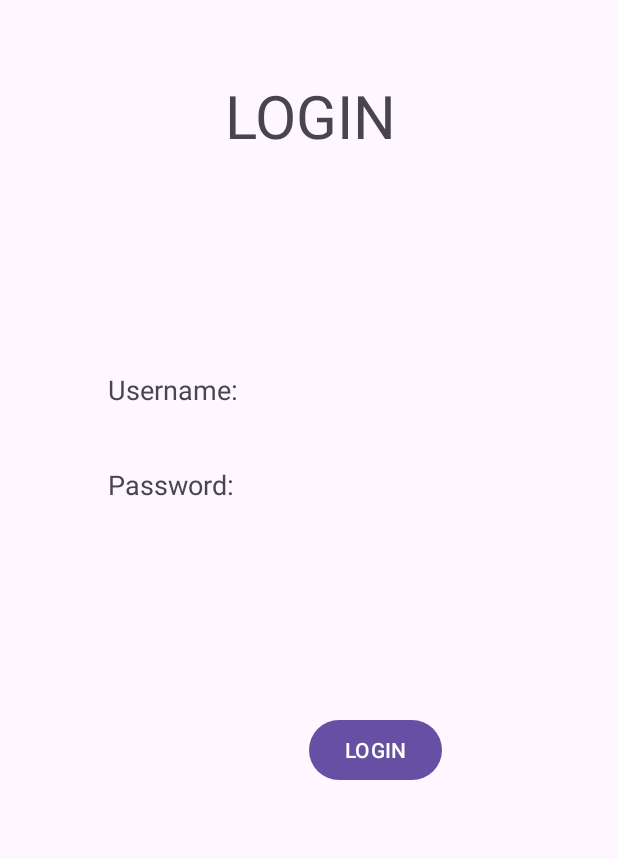
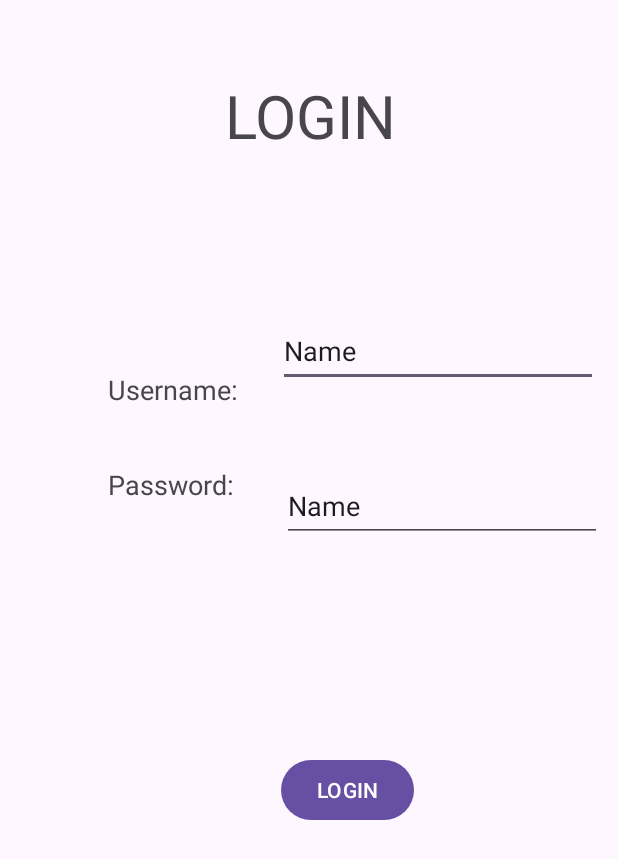
Before and after one commit to st10385722/MeetMeWhere, an Android app: the screen it shows after launch (MainActivity), on a phone screen of 412 x 824 dp. Shown: the top 859 px of the screen. Run offline under Robolectric (Android 15) with nearby library versions, the phone set to English and light mode, and no system bars; 2 statements that could not run were skipped.

Commit message:
Textboxes added by kayden and login button 2

```diff
--- a/app/src/main/res/layout/activity_main.xml
+++ b/app/src/main/res/layout/activity_main.xml
@@ -6,7 +6,7 @@
     android:layout_width="match_parent"
     android:layout_height="match_parent"
     tools:context=".MainActivity">
-<!--this is from ayush-->
+
     <TextView
         android:id="@+id/textView2"
         android:layout_width="128dp"
@@ -49,49 +49,50 @@
         app:layout_constraintStart_toStartOf="parent"
         app:layout_constraintTop_toTopOf="parent"
         app:layout_constraintVertical_bias="0.415" />
-    <!--This is a commit test from AYush-->
+
+    <EditText
+        android:id="@+id/editTextText"
+        android:layout_width="wrap_content"
+        android:layout_height="wrap_content"
+        android:layout_marginStart="24dp"
+        android:layout_marginTop="92dp"
+        android:layout_marginEnd="15dp"
+        android:ems="10"
+        android:inputType="text"
+        android:minHeight="48dp"
+        android:text="Name"
+        app:layout_constraintEnd_toEndOf="parent"
+        app:layout_constraintStart_toEndOf="@+id/textViewUsername"
+        app:layout_constraintTop_toBottomOf="@+id/textView2" />
+
     <Button
         android:id="@+id/button"
         android:layout_width="wrap_content"
         android:layout_height="wrap_content"
-        android:layout_marginStart="206dp"
-        android:layout_marginEnd="117dp"
-        android:layout_marginBottom="300dp"
+        android:layout_marginStart="186dp"
+        android:layout_marginEnd="135dp"
+        android:layout_marginBottom="273dp"
         android:text="LOGIN"
         app:layout_constraintBottom_toBottomOf="parent"
         app:layout_constraintEnd_toEndOf="parent"
-        app:layout_constraintHorizontal_bias="0.0"
         app:layout_constraintStart_toStartOf="parent" />
 
-    <!--    <EditText-->
-<!--        android:id="@+id/editTextText2"-->
-<!--        android:layout_width="wrap_content"-->
-<!--        android:layout_height="wrap_content"-->
-<!--        android:layout_marginStart="11dp"-->
-<!--        android:layout_marginTop="94dp"-->
-<!--        android:layout_marginEnd="28dp"-->
-<!--        android:layout_marginBottom="9dp"-->
-<!--        android:ems="10"-->
-<!--        android:inputType="text"-->
-<!--        app:layout_constraintBottom_toTopOf="@+id/editTextTextPassword2"-->
-<!--        app:layout_constraintEnd_toEndOf="parent"-->
-<!--        app:layout_constraintStart_toEndOf="@+id/textViewUsername"-->
-<!--        app:layout_constraintTop_toBottomOf="@+id/textView2" />-->
-
-<!--    <EditText-->
-<!--        android:id="@+id/editTextTextPassword2"-->
-<!--        android:layout_width="wrap_content"-->
-<!--        android:layout_height="wrap_content"-->
-<!--        android:layout_marginStart="11dp"-->
-<!--        android:layout_marginTop="9dp"-->
-<!--        android:layout_marginEnd="31dp"-->
-<!--        android:layout_marginBottom="70dp"-->
-<!--        android:ems="10"-->
-<!--        android:inputType="textPassword"-->
-<!--        app:layout_constraintBottom_toTopOf="@+id/button"-->
-<!--        app:layout_constraintEnd_toEndOf="parent"-->
-<!--        app:layout_constraintStart_toEndOf="@+id/textViewPassword"-->
-<!--        app:layout_constraintTop_toBottomOf="@+id/editTextText2" />-->
+    <EditText
+        android:id="@+id/editTextText2"
+        android:layout_width="wrap_content"
+        android:layout_height="wrap_content"
+        android:layout_marginStart="28dp"
+        android:layout_marginTop="11dp"
+        android:layout_marginEnd="12dp"
+        android:layout_marginBottom="98dp"
+        android:ems="10"
+        android:inputType="text"
+        android:minHeight="48dp"
+        android:text="Name"
+        app:layout_constraintBottom_toTopOf="@+id/button"
+        app:layout_constraintEnd_toEndOf="parent"
+        app:layout_constraintStart_toEndOf="@+id/textViewPassword"
+        app:layout_constraintTop_toBottomOf="@+id/editTextText" />
 
 
 </androidx.constraintlayout.widget.ConstraintLayout>
```
